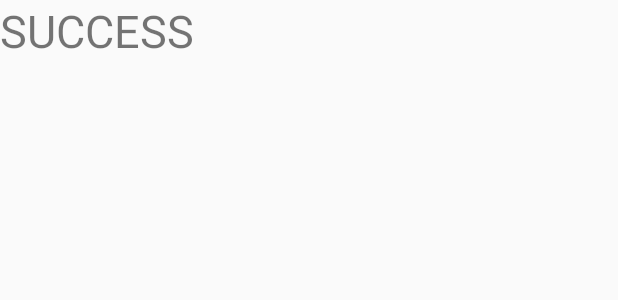
After one commit to jonahtomrobinson/ClimbLog, an Android app: the layout activity_success.xml on its own in the app's theme, with its tools: preview values and no code run, on a phone screen of 412 x 824 dp. The commit adds this screen. Shown: the top 300 px of the screen. Run offline under Robolectric (Android 15) with nearby library versions, the phone set to English and light mode, and no system bars.

Commit message:
Firebase connected and simple/basic login system implemented.

```diff
--- a/app/build.gradle
+++ b/app/build.gradle
@@ -29,6 +29,7 @@ dependencies {
     implementation 'com.android.support.constraint:constraint-layout:1.1.3'
     implementation 'com.google.firebase:firebase-auth:16.0.3'
     implementation 'com.google.android.gms:play-services-vision:17.0.2'
+    implementation 'com.android.support:design:28.0.0'
     testImplementation 'junit:junit:4.12'
     androidTestImplementation 'com.android.support.test:runner:1.0.2'
     androidTestImplementation 'com.android.support.test.espresso:espresso-core:3.0.2'
--- a/app/src/main/res/layout/activity_main.xml
+++ b/app/src/main/res/layout/activity_main.xml
@@ -33,7 +33,7 @@
         app:layout_constraintStart_toStartOf="parent" android:layout_marginTop="28dp"
         app:layout_constraintTop_toBottomOf="@+id/input_password" app:layout_constraintHorizontal_chainStyle="packed"
         app:layout_constraintEnd_toStartOf="@+id/button2" android:layout_marginEnd="12dp"
-            android:layout_marginRight="12dp"/>
+        android:layout_marginRight="12dp" android:onClick="loginClick"/>
     <Button
             android:text="@string/button_sign_up"
             android:layout_width="wrap_content"
--- /dev/null
+++ b/app/src/main/res/layout/activity_success.xml
@@ -0,0 +1,15 @@
+<?xml version="1.0" encoding="utf-8"?>
+<android.support.constraint.ConstraintLayout
+    xmlns:android="http://schemas.android.com/apk/res/android"
+    xmlns:tools="http://schemas.android.com/tools"
+    xmlns:app="http://schemas.android.com/apk/res-auto"
+    android:layout_width="match_parent"
+    android:layout_height="match_parent"
+    tools:context=".SuccessActivity">
+
+    <TextView
+        android:text="SUCCESS"
+        android:layout_width="wrap_content"
+        android:layout_height="wrap_content" tools:layout_editor_absoluteY="281dp" tools:layout_editor_absoluteX="141dp"
+        android:id="@+id/textView" android:textSize="30sp"/>
+</android.support.constraint.ConstraintLayout>
--- /dev/null
+++ b/app/src/main/res/values/dimens.xml
@@ -0,0 +1,3 @@
+<resources>
+    <dimen name="fab_margin">16dp</dimen>
+</resources>
--- a/app/src/main/res/values/strings.xml
+++ b/app/src/main/res/values/strings.xml
@@ -9,4 +9,5 @@
 
     <string name="firstname_message">First</string>
     <string name="lastname_message">Last</string>
+    <string name="title_activity_success">Success</string>
 </resources>
--- a/app/src/main/res/values/styles.xml
+++ b/app/src/main/res/values/styles.xml
@@ -7,5 +7,11 @@
         <item name="colorPrimaryDark">@color/colorPrimaryDark</item>
         <item name="colorAccent">@color/colorAccent</item>
     </style>
+    <style name="NoActionBar" parent="Theme.AppCompat.Light.NoActionBar">
+        <item name="windowActionBar">false</item>
+        <item name="windowNoTitle">true</item>
+    </style>
+    <style name="AppBarOverlay" parent="ThemeOverlay.AppCompat.Dark.ActionBar"/>
+    <style name="PopupOverlay" parent="ThemeOverlay.AppCompat.Light"/>
 
 </resources>
```
Also changed, not shown: app/src/main/AndroidManifest.xml (+9 -6 lines), app/src/main/java/com/example/climblog/MainActivity.kt (+68 -0 lines), app/src/main/java/com/example/climblog/SuccessActivity.kt (added, +12 -0 lines). Lines whose indentation alone changed are shown as unchanged.
